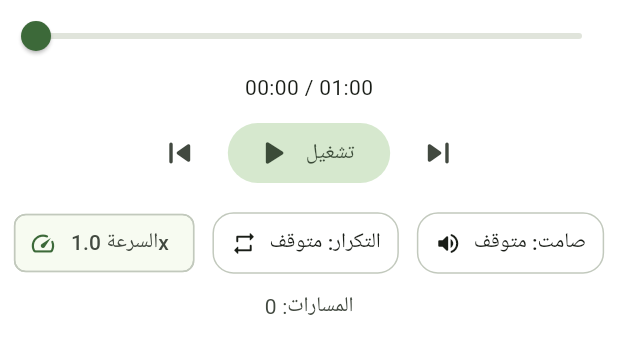
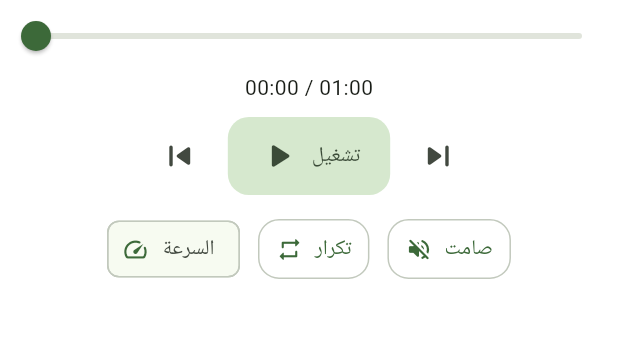
Before and after one commit to IbrahimElshishtawy/QuranGlow, a Flutter app: the TransportControls widget shown alone on an empty page, opened directly with empty values, on a phone screen of 412 x 824 dp. Shown: the top 354 px of the screen. Run offline on Flutter 3.47's test engine with Material 3 defaults, Android fonts, the phone set to English and light mode, and no system bars; our stand-ins replace connectivity_plus, dio, flutter_riverpod, google_fonts, hive, hive_flutter and 5 more; accounts and stored records are empty; network calls fail.

Commit message:
Update transport_controls.dart

```diff
--- a/quranglow/lib/features/ui/pages/player/widgets/transport_controls.dart
+++ b/quranglow/lib/features/ui/pages/player/widgets/transport_controls.dart
@@ -1,7 +1,7 @@
-// lib/features/ui/pages/player/widgets/transport_controls.dart
+// ignore_for_file: unused_field
+
 import 'package:flutter/material.dart';
 import 'package:flutter_riverpod/flutter_riverpod.dart';
-import 'package:just_audio/just_audio.dart';
 import 'package:quranglow/core/model/Play_list_State.dart';
 import 'package:quranglow/features/ui/pages/player/controller/player_controller_provider.dart';
 import 'package:quranglow/features/ui/pages/player/widgets/position_bar.dart';
@@ -13,7 +13,6 @@ class TransportControls extends ConsumerWidget {
   @override
   Widget build(BuildContext context, WidgetRef ref) {
     final cs = Theme.of(context).colorScheme;
-    final notifier = ref.read(playerControllerProvider.notifier);
 
     return Column(
       mainAxisSize: MainAxisSize.min,
@@ -21,7 +20,7 @@ class TransportControls extends ConsumerWidget {
         PositionBar(
           durationStream: state.durationStream,
           positionStream: state.positionStream,
-          onSeek: notifier.seekTo,
+          onSeek: ref.read(playerControllerProvider.notifier).seekTo,
         ),
         const SizedBox(height: 10),
         Row(
@@ -30,7 +29,8 @@ class TransportControls extends ConsumerWidget {
             IconButton(
               tooltip: 'السابق',
               icon: const Icon(Icons.skip_previous_rounded, size: 28),
-              onPressed: notifier.previous,
+              onPressed: () =>
+                  ref.read(playerControllerProvider.notifier).previous(),
             ),
             const SizedBox(width: 8),
             StreamBuilder<bool>(
@@ -39,12 +39,23 @@ class TransportControls extends ConsumerWidget {
               builder: (_, snap) {
                 final playing = snap.data ?? false;
                 return FilledButton.tonalIcon(
-                  onPressed: playing ? notifier.pause : notifier.play,
+                  onPressed: () => playing
+                      ? ref.read(playerControllerProvider.notifier).pause()
+                      : ref.read(playerControllerProvider.notifier).play(),
                   icon: Icon(
                     playing ? Icons.pause_rounded : Icons.play_arrow_rounded,
                     size: 28,
                   ),
                   label: Text(playing ? 'إيقاف مؤقت' : 'تشغيل'),
+                  style: FilledButton.styleFrom(
+                    padding: const EdgeInsets.symmetric(
+                      horizontal: 20,
+                      vertical: 12,
+                    ),
+                    shape: RoundedRectangleBorder(
+                      borderRadius: BorderRadius.circular(14),
+                    ),
+                  ),
                 );
               },
             ),
@@ -52,7 +63,8 @@ class TransportControls extends ConsumerWidget {
             IconButton(
               tooltip: 'التالي',
               icon: const Icon(Icons.skip_next_rounded, size: 28),
-              onPressed: notifier.next,
+              onPressed: () =>
+                  ref.read(playerControllerProvider.notifier).next(),
             ),
           ],
         ),
@@ -62,68 +74,49 @@ class TransportControls extends ConsumerWidget {
           spacing: 12,
           runSpacing: 4,
           children: [
-            _SpeedMenu(onSelect: (v) => notifier.seekTo(const Duration())),
-            StreamBuilder<LoopMode>(
-              stream: state.loopModeStream,
-              initialData: LoopMode.off,
-              builder: (_, snap) {
-                final on = (snap.data ?? LoopMode.off) != LoopMode.off;
-                return _OutlinedIcon(
-                  text: on ? 'التكرار: يعمل' : 'التكرار: متوقف',
-                  icon: on ? Icons.repeat_on_rounded : Icons.repeat_rounded,
-                  onTap: notifier.toggleLoop,
-                );
+            _SpeedMenu(
+              onSelect: (v) {
+                // يمكن لاحقًا ضبط setSpeed على المشغّل إن رغبت
+                ref
+                    .read(playerControllerProvider.notifier)
+                    .seekTo(const Duration());
               },
             ),
-            StreamBuilder<double>(
-              stream: state.volumeStream,
-              initialData: 1.0,
-              builder: (_, snap) {
-                final muted = (snap.data ?? 1.0) == 0.0;
-                return _OutlinedIcon(
-                  text: muted ? 'صامت: يعمل' : 'صامت: متوقف',
-                  icon: muted
-                      ? Icons.volume_off_rounded
-                      : Icons.volume_up_rounded,
-                  onTap: notifier.toggleMute,
-                );
-              },
+            OutlinedButton.icon(
+              onPressed: () =>
+                  ref.read(playerControllerProvider.notifier).toggleLoop(),
+              icon: const Icon(Icons.repeat_rounded, size: 18),
+              label: const Text('تكرار'),
+              style: OutlinedButton.styleFrom(
+                side: BorderSide(color: cs.outlineVariant),
+                shape: RoundedRectangleBorder(
+                  borderRadius: BorderRadius.circular(14),
+                ),
+                padding: const EdgeInsets.symmetric(
+                  horizontal: 12,
+                  vertical: 10,
+                ),
+              ),
+            ),
+            OutlinedButton.icon(
+              onPressed: () =>
+                  ref.read(playerControllerProvider.notifier).toggleMute(),
+              icon: const Icon(Icons.volume_off_rounded, size: 18),
+              label: const Text('صامت'),
+              style: OutlinedButton.styleFrom(
+                side: BorderSide(color: cs.outlineVariant),
+                shape: RoundedRectangleBorder(
+                  borderRadius: BorderRadius.circular(14),
+                ),
+                padding: const EdgeInsets.symmetric(
+                  horizontal: 12,
+                  vertical: 10,
+                ),
+              ),
             ),
           ],
         ),
-        const SizedBox(height: 8),
-        Text(
-          'المسارات: ${state.total}',
-          style: TextStyle(color: cs.onSurfaceVariant),
-        ),
       ],
-    );
-  }
-}
-
-class _OutlinedIcon extends StatelessWidget {
-  const _OutlinedIcon({
-    required this.text,
-    required this.icon,
-    required this.onTap,
-  });
-  final String text;
-  final IconData icon;
-  final VoidCallback onTap;
-
-  @override
-  Widget build(BuildContext context) {
-    final cs = Theme.of(context).colorScheme;
-    return OutlinedButton.icon(
-      onPressed: onTap,
-      icon: Icon(icon, size: 18),
-      label: Text(text),
-      style: OutlinedButton.styleFrom(
-        foregroundColor: cs.onSurface,
-        side: BorderSide(color: cs.outlineVariant),
-        shape: RoundedRectangleBorder(borderRadius: BorderRadius.circular(14)),
-        padding: const EdgeInsets.symmetric(horizontal: 12, vertical: 10),
-      ),
     );
   }
 }
@@ -147,11 +140,11 @@ class _SpeedMenuState extends State<_SpeedMenu> {
         widget.onSelect(v);
       },
       itemBuilder: (context) => _options
-          .map((v) => PopupMenuItem<double>(value: v, child: Text('${v}x')))
+          .map((v) => PopupMenuItem(value: v, child: Text('${v}x')))
           .toList(),
-      child: Chip(
-        label: Text('السرعة ${_speed}x'),
-        avatar: const Icon(Icons.speed_rounded, size: 18),
+      child: const Chip(
+        avatar: Icon(Icons.speed_rounded, size: 18),
+        label: Text('السرعة'),
       ),
     );
   }
```
